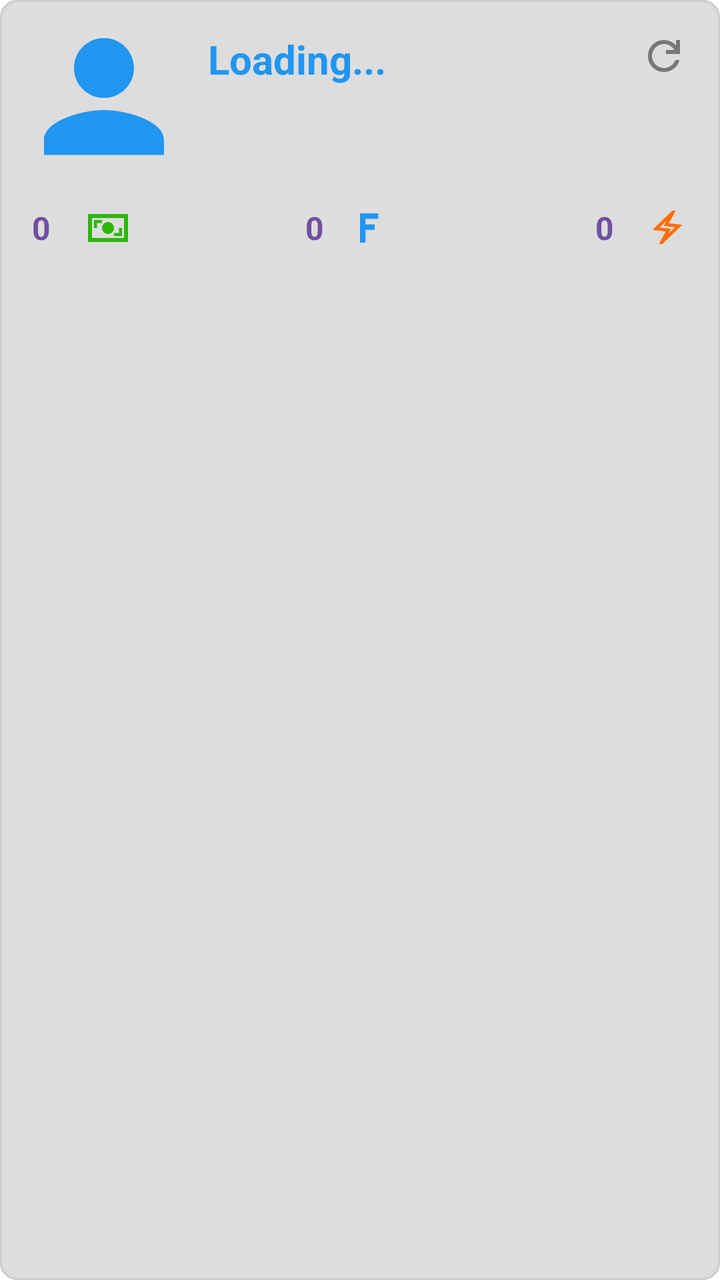
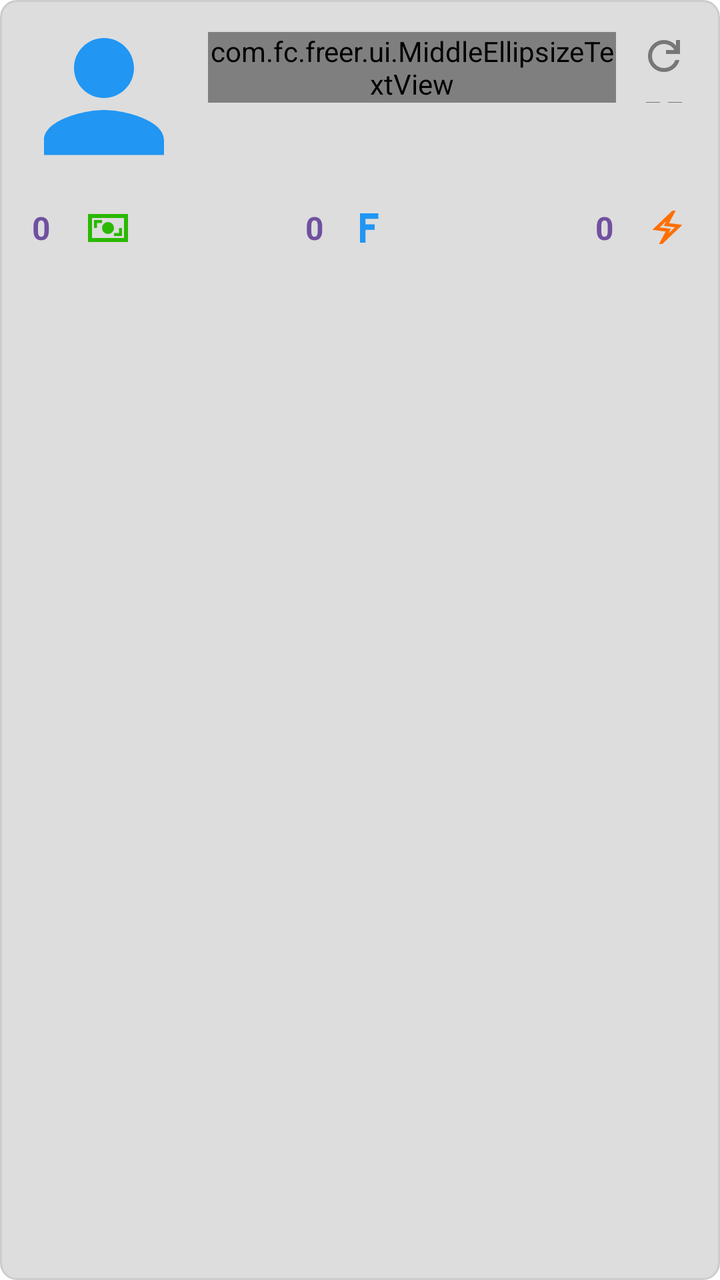

Screens rendered from an Android XML layout before and after an edit, with the pre-edit source and the edit as a unified diff.
<!-- AndroidManifest.xml: application theme Theme.Freer -->
<!-- res/layout/layout_fid_card.xml -->
<?xml version="1.0" encoding="utf-8"?>
<LinearLayout xmlns:android="http://schemas.android.com/apk/res/android"
    xmlns:app="http://schemas.android.com/apk/res-auto"
    android:id="@+id/fidCard"
    android:layout_width="match_parent"
    android:layout_height="wrap_content"
    android:layout_margin="8dp"
    android:background="@drawable/rounded_textbox_background"
    android:orientation="vertical"
    android:padding="16dp">

    
    <LinearLayout
        android:layout_width="match_parent"
        android:layout_height="wrap_content"
        android:orientation="horizontal"
        android:layout_marginBottom="14dp">

        
        <ImageView
            android:id="@+id/fidAvatar"
            android:layout_width="72dp"
            android:layout_height="72dp"
            android:layout_marginEnd="16dp"
            android:src="@drawable/ic_person"
            android:gravity="center_vertical"
            android:contentDescription="@string/person_avatar" />
        <LinearLayout
            android:layout_width="match_parent"
            android:layout_height="wrap_content"
            android:orientation="vertical"
            >

            
            <LinearLayout
                android:layout_width="match_parent"
                android:layout_height="wrap_content"
                android:layout_weight="1"
                android:orientation="horizontal"
                android:gravity="center_vertical">

                
                <LinearLayout
                    android:layout_width="0dp"
                    android:layout_height="wrap_content"
                    android:layout_weight="1"
                    android:orientation="vertical"
                    android:gravity="center_vertical">

                    <TextView
                        android:id="@+id/fidName"
                        android:layout_width="wrap_content"
                        android:layout_height="wrap_content"
                        android:text="Loading..."
                        android:textSize="20sp"
                        android:textStyle="bold"
                        android:maxLines="2"
                        android:ellipsize="middle"
                        android:textColor="@color/accent"

                         />
                    
                    <TextView
                        android:id="@+id/fidLabel"
                        android:layout_width="wrap_content"
                        android:layout_height="wrap_content"
                        android:layout_marginTop="2dp"
                        android:textSize="14sp"
                        android:textStyle="bold"
                        android:textColor="@color/hint"
                        android:background="?attr/selectableItemBackground"
                        android:padding="4dp"
                        android:gravity="center_vertical"
                        android:clickable="true"
                        android:focusable="true"
                        android:visibility="gone"
                        android:minWidth="20dp"
                        android:minHeight="20dp"
                        android:maxLines="1"
                        android:ellipsize="end" />

                    
                    <ImageView
                        android:id="@+id/fidEditIcon"
                        android:layout_width="28dp"
                        android:layout_height="28dp"
                        android:layout_marginTop="2dp"
                        android:src="@drawable/ic_label"
                        android:background="?attr/selectableItemBackgroundBorderless"
                        android:padding="2dp"
                        android:gravity="center_vertical"
                        android:clickable="true"
                        android:focusable="true"
                        android:contentDescription="@string/enter_label"
                        android:visibility="gone" />
                </LinearLayout>

                <LinearLayout
                    android:layout_width="wrap_content"
                    android:layout_height="match_parent"
                    android:orientation="vertical"
                    android:gravity="top"
                    >
                    <ImageView
                        android:id="@+id/fidRefreshIcon"
                        android:layout_width="24dp"
                        android:layout_height="24dp"
                        android:layout_marginStart="12dp"
                        android:layout_marginBottom="8dp"
                        android:src="@drawable/ic_refresh"
                        app:tint="@color/hint"
                        android:background="?attr/selectableItemBackgroundBorderless"
                        android:clickable="true"
                        android:focusable="true"
                        android:contentDescription="@string/refresh" />
                    <ImageView
                        android:id="@+id/fidQrIcon"
                        android:layout_width="24dp"
                        android:layout_height="24dp"
                        android:layout_marginStart="12dp"
                        android:layout_marginBottom="8dp"
                        android:src="@drawable/ic_make_qr"
                        app:tint="@color/hint"
                        android:clickable="true"
                        android:focusable="true"
                        android:contentDescription="@string/show_qr_code" />
                    
                    <ImageView
                        android:id="@+id/multisigIcon"
                        android:layout_width="34dp"
                        android:layout_height="34dp"
                        android:layout_marginStart="8dp"
                        android:layout_marginBottom="8dp"
                        android:src="@drawable/ic_no_prikey"
                        android:visibility="gone"
                        android:scaleType="centerInside" />

                </LinearLayout>

            </LinearLayout>

            
            <LinearLayout
                android:id="@+id/cid_metrics_layout"
                android:layout_width="wrap_content"
                android:layout_height="wrap_content"
                android:orientation="horizontal"
                android:layout_gravity="end"
                android:layout_marginTop="4dp"
                android:visibility="gone"
                >

                <ImageView
                    android:id="@+id/icon_weight"
                    android:layout_width="16dp"
                    android:layout_height="16dp"
                    android:src="@drawable/ic_weight"
                    android:layout_gravity="center_vertical"
                    android:layout_marginEnd="2dp"/>

                <TextView
                    android:id="@+id/text_weight"
                    android:layout_width="wrap_content"
                    android:layout_height="wrap_content"
                    android:textSize="12sp"
                    android:layout_gravity="center_vertical"
                    android:layout_marginEnd="8dp"/>

                <ImageView
                    android:id="@+id/icon_reputation"
                    android:layout_width="16dp"
                    android:layout_height="16dp"
                    android:src="@drawable/ic_good"
                    android:layout_gravity="center_vertical"
                    android:layout_marginEnd="2dp"/>

                <TextView
                    android:id="@+id/text_reputation"
                    android:layout_width="wrap_content"
                    android:layout_height="wrap_content"
                    android:textSize="12sp"
                    android:layout_gravity="center_vertical"
                    android:layout_marginEnd="8dp"/>

                <ImageView
                    android:id="@+id/icon_hot"
                    android:layout_width="16dp"
                    android:layout_height="16dp"
                    android:src="@drawable/ic_hot"
                    android:layout_gravity="center_vertical"
                    android:layout_marginEnd="2dp"/>

                <TextView
                    android:id="@+id/text_hot"
                    android:layout_width="wrap_content"
                    android:layout_height="wrap_content"
                    android:textSize="12sp"
                    android:layout_gravity="center_vertical"/>

            </LinearLayout>
        </LinearLayout>

    </LinearLayout>

    
    <LinearLayout
        android:layout_width="match_parent"
        android:layout_height="wrap_content"
        android:orientation="horizontal"
        android:gravity="center_vertical">

        
        <LinearLayout
            android:layout_width="0dp"
            android:layout_height="wrap_content"
            android:layout_weight="1.8"
            android:orientation="horizontal"
            android:gravity="center_vertical|start">

            <TextView
                android:id="@+id/fidCash"
                android:layout_width="wrap_content"
                android:layout_height="wrap_content"
                android:text="0"
                android:textSize="16sp"
                android:textStyle="bold"
                android:textColor="@color/field_name"
                android:layout_marginEnd="6dp"
                android:minWidth="20dp"
                android:minHeight="20dp" />

            <ImageView
                android:id="@+id/fidCashIcon"
                android:layout_width="wrap_content"
                android:layout_height="24dp"
                android:layout_gravity="center_vertical"
                android:src="@drawable/ic_cash" />
        </LinearLayout>

        
        <LinearLayout
            android:layout_width="0dp"
            android:layout_height="wrap_content"
            android:layout_weight="2.8"
            android:orientation="horizontal"
            android:gravity="center_vertical|center_horizontal">

            <TextView
                android:id="@+id/fidBalance"
                android:layout_width="wrap_content"
                android:layout_height="wrap_content"
                android:text="0"
                android:textSize="16sp"
                android:textStyle="bold"
                android:textColor="@color/field_name"
                android:minWidth="20dp"
                android:minHeight="20dp" />
            <ImageView
                android:id="@+id/fidBalanceIcon"
                android:layout_width="22dp"
                android:layout_height="22dp"
                android:src="@drawable/ic_f"
                android:layout_gravity="center_vertical"
                android:layout_marginEnd="2dp"/>

        </LinearLayout>

        
        <LinearLayout
            android:layout_width="0dp"
            android:layout_height="wrap_content"
            android:layout_weight="2"
            android:orientation="horizontal"
            android:gravity="center_vertical|end">

            <TextView
                android:id="@+id/fidCd"
                android:layout_width="wrap_content"
                android:layout_height="wrap_content"
                android:text="0"
                android:textStyle="bold"
                android:textSize="16sp"
                android:textColor="@color/field_name"
                android:minWidth="20dp"
                android:minHeight="20dp" />
            <ImageView
                android:id="@+id/fidCdIcon"
                android:layout_width="20dp"
                android:layout_height="20dp"
                android:layout_marginStart="6dp"
                android:src="@drawable/ic_power"
                android:layout_gravity="center_vertical"
                />
        </LinearLayout>

    </LinearLayout>

    
    <include layout="@layout/view_nobody_banner" />

</LinearLayout>
<!-- res/layout/view_nobody_banner.xml (included above) -->
<?xml version="1.0" encoding="utf-8"?>
<TextView xmlns:android="http://schemas.android.com/apk/res/android"
    android:id="@+id/nobodyBanner"
    android:layout_width="match_parent"
    android:layout_height="wrap_content"
    android:layout_marginTop="10dp"
    android:background="@drawable/nobody_banner_background"
    android:drawableStart="@drawable/ic_skull"
    android:drawablePadding="8dp"
    android:drawableTint="@color/nobody_banner_text"
    android:gravity="center_vertical"
    android:paddingStart="10dp"
    android:paddingTop="8dp"
    android:paddingEnd="10dp"
    android:paddingBottom="8dp"
    android:textColor="@color/nobody_banner_text"
    android:textSize="13sp"
    android:visibility="gone" />
<!-- resources referenced by this layout -->
<resources>
  <color name="accent">#2196F3</color>
  <color name="field_name">#7050A0</color>
  <color name="hint">#777777</color>
  <color name="nobody_banner_text">#BF360C</color>
  <!-- drawable ic_cash (drawable) -->
  <vector xmlns:android="http://schemas.android.com/apk/res/android"
      android:width="24dp"
      android:height="24dp"
      android:viewportWidth="960"
      android:viewportHeight="960">
    <path
        android:pathData="M600,640h160v-160h-60v100L600,580v60ZM480,600q50,0 85,-35t35,-85q0,-50 -35,-85t-85,-35q-50,0 -85,35t-35,85q0,50 35,85t85,35ZM200,480h60v-100h100v-60L200,320v160ZM80,760v-560h800v560L80,760ZM160,680h640v-400L160,280v400ZM160,680v-400,400Z"
        android:fillColor="#2BB800"/>
  </vector>
  <!-- drawable ic_f (drawable) -->
  <vector xmlns:android="http://schemas.android.com/apk/res/android"
      android:width="24dp"
      android:height="24dp"
      android:viewportWidth="24"
      android:viewportHeight="24">
      <path
          android:fillColor="@color/accent"
          android:pathData="M8,4 L18,4 L18,7 L11,7 L11,10 L16,10 L16,13 L11,13 L11,20 L8,20 Z"/>
  </vector>
  <!-- drawable ic_person (drawable) -->
  <?xml version="1.0" encoding="utf-8"?>
  <vector xmlns:android="http://schemas.android.com/apk/res/android"
      android:width="24dp"
      android:height="24dp"
      android:viewportWidth="24"
      android:viewportHeight="24"
      android:tint="#2196F3">
      <path
          android:fillColor="@android:color/white"
          android:pathData="M12,11c2.76,0 5,-2.24 5,-5s-2.24,-5 -5,-5 -5,2.24 -5,5 2.24,5 5,5zM12,13c-3.33,0 -10,1.67 -10,5v2.5h20v-2.5c0,-3.33 -6.67,-5 -10,-5z"/>
  </vector>
  <!-- drawable ic_power (drawable) -->
  <vector xmlns:android="http://schemas.android.com/apk/res/android"
      android:width="24dp"
      android:height="24dp"
      android:viewportWidth="960"
      android:viewportHeight="960">
    <path
        android:pathData="m280,880 l160,-300 -320,-40 480,-460h80L520,380l320,40L360,880h-80ZM502,633 L663,479 394,445 457,328 297,482 565,515 502,633ZM480,480Z"
        android:fillColor="#FF6F00"/>
  </vector>
  <!-- drawable ic_refresh (drawable) -->
  <vector xmlns:android="http://schemas.android.com/apk/res/android"
      android:width="24dp"
      android:height="24dp"
      android:viewportWidth="960"
      android:viewportHeight="960">
    <path
        android:pathData="M480,800q-134,0 -227,-93t-93,-227q0,-134 93,-227t227,-93q69,0 132,28.5T720,270v-110h80v280L520,440v-80h168q-32,-56 -87.5,-88T480,240q-100,0 -170,70t-70,170q0,100 70,170t170,70q77,0 139,-44t87,-116h84q-28,106 -114,173t-196,67Z"
        android:fillColor="#000000"/>
  </vector>
  <!-- drawable nobody_banner_background (drawable) -->
  <?xml version="1.0" encoding="utf-8"?>
  <shape xmlns:android="http://schemas.android.com/apk/res/android"
      android:shape="rectangle">
      <solid android:color="@color/nobody_banner_background" />
      <stroke
          android:width="1dp"
          android:color="@color/nobody_mark" />
      <corners android:radius="8dp" />
  </shape>
  <!-- drawable rounded_textbox_background (drawable) -->
  <?xml version="1.0" encoding="utf-8"?>
  <shape xmlns:android="http://schemas.android.com/apk/res/android"
      android:shape="rectangle">
      <solid android:color="@color/stroke" />
      <corners android:radius="8dp" />
      <stroke
          android:width="1dp"
          android:color="#CCCCCC" />
  </shape>
  <string name="enter_label">Enter label</string>
  <string name="person_avatar">Avatar</string>
  <string name="refresh">Refresh</string>
  <string name="show_qr_code">Show QR Code</string>
  <style name="Theme.Freer" parent="Base.Theme.Freer" />
  <color name="text">#000000</color>
  <color name="disabled">#AAAAAA</color>
  <color name="error">#FF0000</color>
  <color name="nobody_banner_background">#FFF3E0</color>
  <color name="nobody_mark">#E65100</color>
  <color name="stroke">#DDDDDD</color>
  <!-- unchanged entries left out for length: 8 -->
</resources>

<!-- the commit's change to res/layout/layout_fid_card.xml (unified diff, before → after) -->
@@ -47,7 +47,8 @@
                     android:orientation="vertical"
                     android:gravity="center_vertical">
 
-                    <TextView
+                    
+                    <com.fc.freer.ui.MiddleEllipsizeTextView
                         android:id="@+id/fidName"
                         android:layout_width="wrap_content"
                         android:layout_height="wrap_content"
@@ -55,7 +56,6 @@
                         android:textSize="20sp"
                         android:textStyle="bold"
                         android:maxLines="2"
-                        android:ellipsize="middle"
                         android:textColor="@color/accent"
 
                          />
